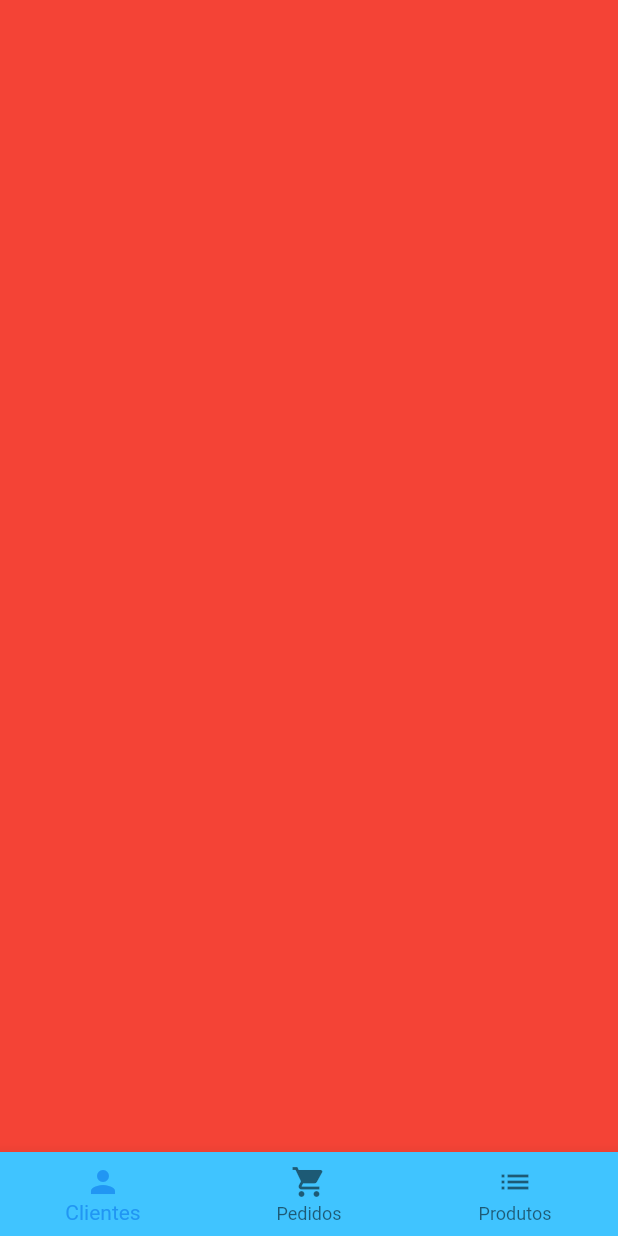
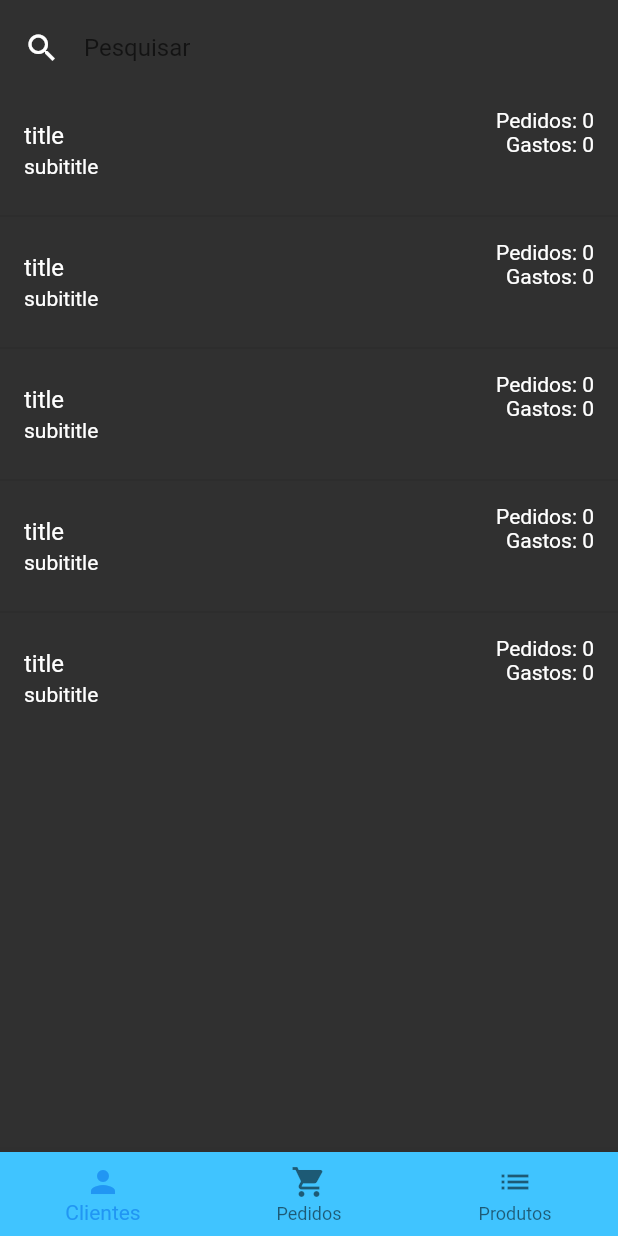
Before and after one commit to dieinimymaganha/loja_virutal_gerenciamento, a Flutter app: the screen it shows once a user with an empty profile is signed in, on a phone screen of 412 x 824 dp. Run offline on Flutter 3.47's test engine with Material 2 defaults, Android fonts, the phone set to English and light mode, and no system bars; our stand-ins replace cloud_firestore, firebase_auth, rxdart; missing offline and left inert: bloc_pattern; accounts and stored records are empty.

Commit message:
Criada tela de informações do cliente

```diff
--- a/gerente_loja/lib/screens/home_screen.dart
+++ b/gerente_loja/lib/screens/home_screen.dart
@@ -1,4 +1,5 @@
 import 'package:flutter/material.dart';
+import 'package:gerente_loja/tabs/users_tab.dart';
 
 class HomeScreen extends StatefulWidget {
   @override
@@ -53,7 +54,8 @@
               ),
             ]),
       ),
-      body: PageView(
+      body: SafeArea(
+        child: PageView(
           controller: _pageController,
           onPageChanged: (p) {
             setState(() {
@@ -61,11 +63,12 @@
             });
           },
           children: <Widget>[
-          Container(color: Colors.red),
+            UsersTab(),
             Container(color: Colors.yellow),
             Container(color: Colors.green),
           ],
         ),
+      ),
     );
   }
 }
--- /dev/null
+++ b/gerente_loja/lib/tabs/users_tab.dart
@@ -0,0 +1,33 @@
+import 'package:flutter/material.dart';
+import 'package:gerente_loja/widgets/user_tile.dart';
+
+class UsersTab extends StatelessWidget {
+  @override
+  Widget build(BuildContext context) {
+    return Column(
+      children: <Widget>[
+        Padding(
+          padding: EdgeInsets.symmetric(horizontal: 16, vertical: 8),
+          child: TextField(
+            style: TextStyle(color: Colors.white),
+            decoration: InputDecoration(
+                hintText: 'Pesquisar',
+                icon: Icon(Icons.search, color: Colors.white),
+                border: InputBorder.none),
+          ),
+        ),
+        Expanded(
+          child: ListView.separated(
+            itemBuilder: (context, index) {
+              return UserTile();
+            },
+            separatorBuilder: (context, index){
+              return Divider();
+            },
+            itemCount: 5,
+          ),
+        )
+      ],
+    );
+  }
+}
--- /dev/null
+++ b/gerente_loja/lib/widgets/user_tile.dart
@@ -0,0 +1,32 @@
+import 'package:flutter/material.dart';
+
+class UserTile extends StatelessWidget {
+  final textStyle = TextStyle(color: Colors.white);
+
+  @override
+  Widget build(BuildContext context) {
+    return ListTile(
+      title: Text(
+        'title',
+        style: textStyle,
+      ),
+      subtitle: Text(
+        'subititle',
+        style: textStyle,
+      ),
+      trailing: Column(
+        crossAxisAlignment: CrossAxisAlignment.end,
+        children: <Widget>[
+          Text(
+            'Pedidos: 0',
+            style: textStyle,
+          ),
+          Text(
+            'Gastos: 0',
+            style: textStyle,
+          ),
+        ],
+      ),
+    );
+  }
+}
```
Lines whose indentation alone changed are shown as unchanged.
